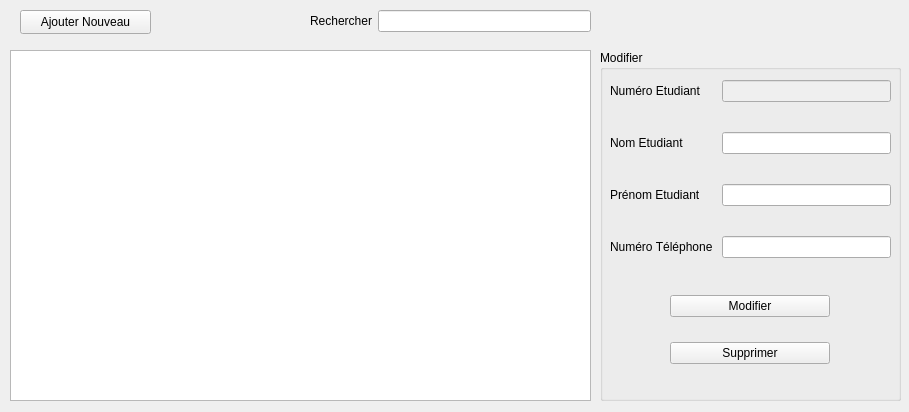
Frankral/ProjetFinL1, file cruds/etudiantcrud.ui: the form before one commit.
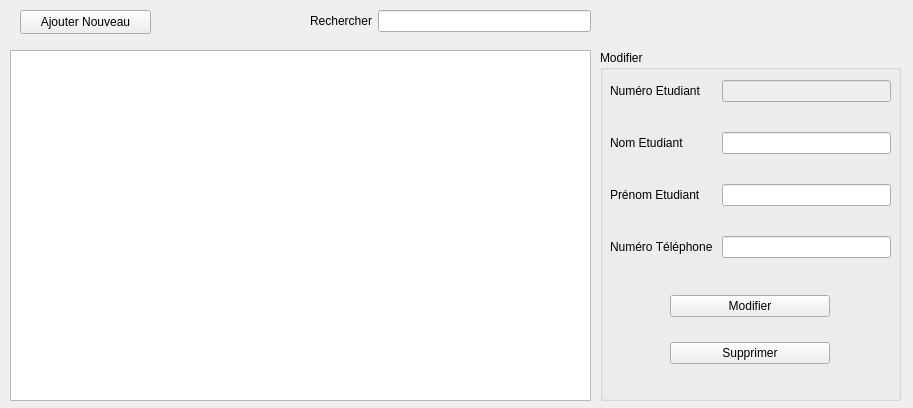
The form after the commit. Custom widgets are drawn as their Qt base class.

```diff
--- a/cruds/etudiantcrud.ui
+++ b/cruds/etudiantcrud.ui
@@ -6,8 +6,8 @@
    <rect>
     <x>0</x>
     <y>0</y>
-    <width>909</width>
-    <height>412</height>
+    <width>913</width>
+    <height>408</height>
    </rect>
   </property>
   <property name="windowTitle">
```
Left out of the diff: 86 changed lines with no effect on the pictures.
